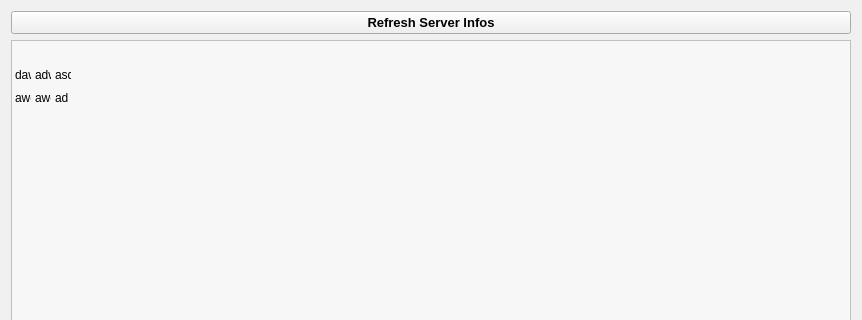
Qt form Source_Code/source_files/isrt_monitor.ui (sargolin/ISRT-Insurgency-Sandstorm-RCON-TOOL-and-Mapchanger) before a commit; both pictures show x 0 to 862 and y 0 to 320 of the 862 by 684 pixel window.
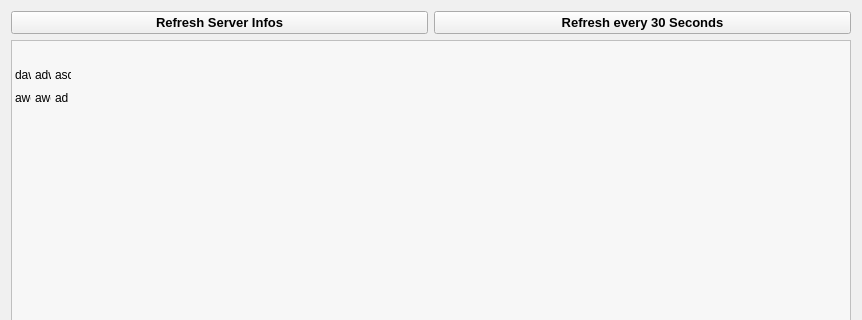
The same form after that commit. Icons and pictures are not drawn.

```diff
--- a/Source_Code/source_files/isrt_monitor.ui
+++ b/Source_Code/source_files/isrt_monitor.ui
@@ -50,6 +50,32 @@
          </property>
         </widget>
        </item>
+       <item>
+        <widget class="QPushButton" name="btn_exec_overview_refresh_timer">
+         <property name="font">
+          <font>
+           <pointsize>10</pointsize>
+           <weight>75</weight>
+           <bold>true</bold>
+          </font>
+         </property>
+         <property name="text">
+          <string>Refresh every 30 Seconds</string>
+         </property>
+         <property name="checkable">
+          <bool>true</bool>
+         </property>
+         <property name="autoDefault">
+          <bool>false</bool>
+         </property>
+         <property name="default">
+          <bool>false</bool>
+         </property>
+         <property name="flat">
+          <bool>false</bool>
+         </property>
+        </widget>
+       </item>
       </layout>
      </item>
      <item>
```
